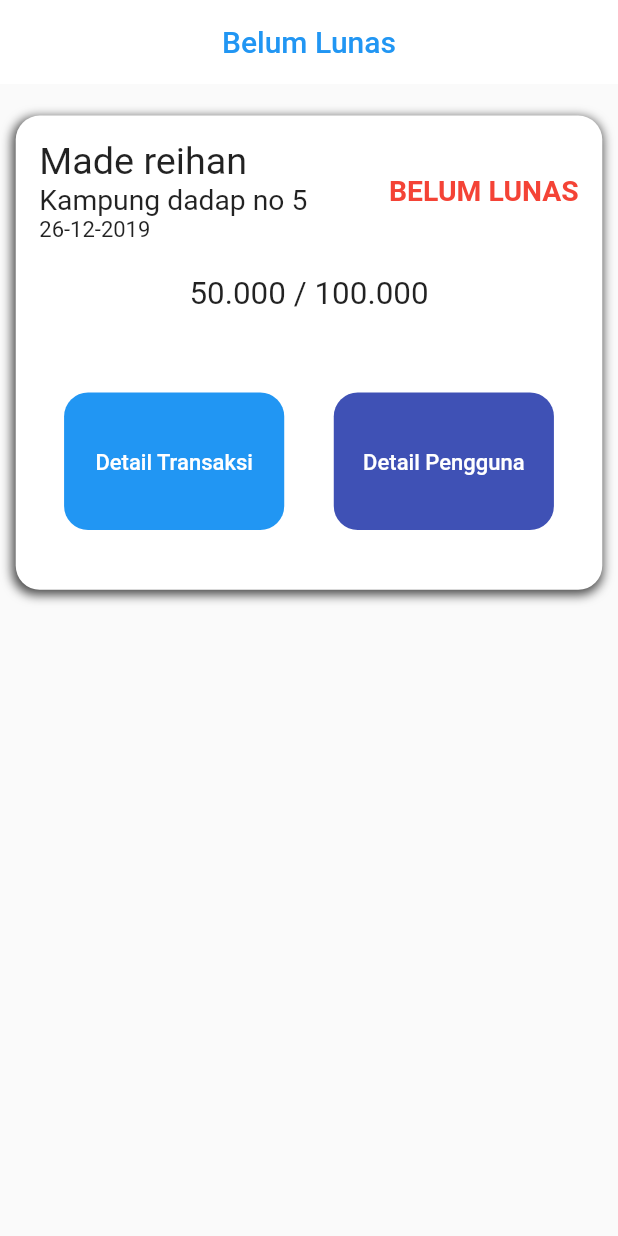
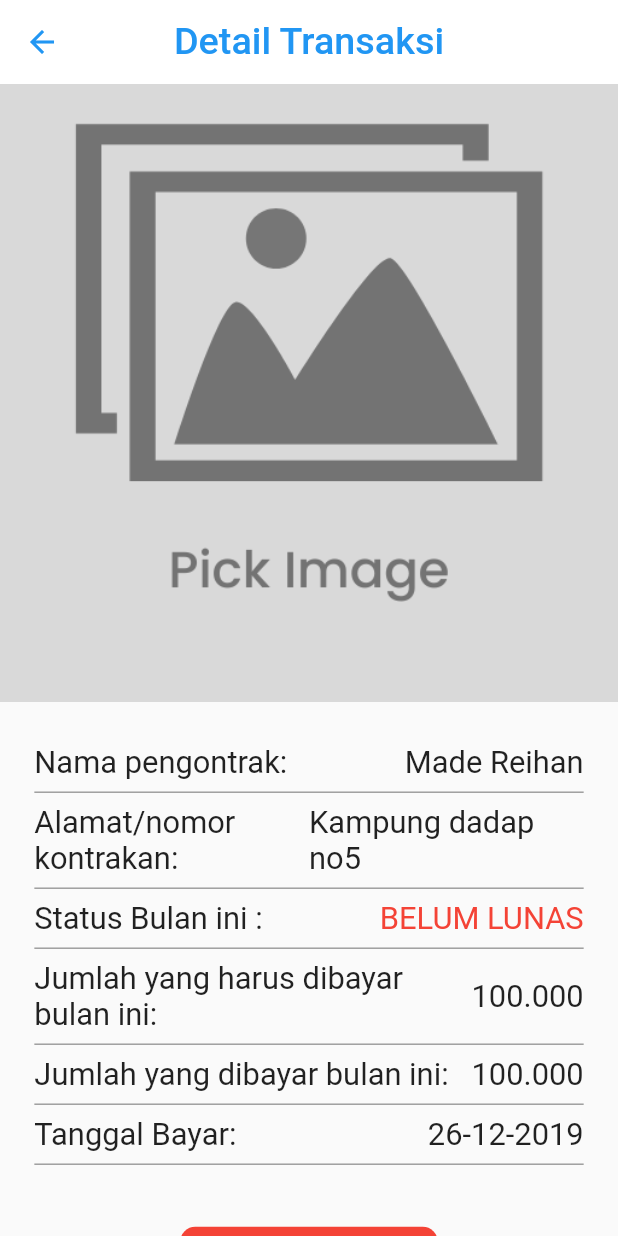
Before and after one commit to Madeean/MadeeKan, a Flutter app: the BelumLunasPage screen opened directly, after a tap on "Detail Transaksi", on a phone screen of 412 x 824 dp. Run offline on Flutter 3.47's test engine with Material 2 defaults, Android fonts, the phone set to English and light mode, and no system bars; our stand-ins replace bloc, equatable, flutter_bloc, flutter_screenutil, fluttertoast, image_picker and 1 more.

Commit message:
responsive ui, detail transaksi

```diff
--- /dev/null
+++ b/lib/Home/detail_transaksi_page.dart
@@ -0,0 +1,277 @@
+import 'package:flutter/material.dart';
+import 'package:flutter_screenutil/flutter_screenutil.dart';
+
+class DetailTransaksi extends StatefulWidget {
+  const DetailTransaksi({Key? key}) : super(key: key);
+
+  @override
+  State<DetailTransaksi> createState() => _DetailTransaksiState();
+}
+
+class _DetailTransaksiState extends State<DetailTransaksi> {
+  String isLunas = "BELUM LUNAS";
+
+  Widget GambarBukti() {
+    return Container(
+      width: double.infinity,
+      child: Center(
+        child: AspectRatio(
+          aspectRatio: 1 / 1,
+          child: Container(
+            decoration: BoxDecoration(
+              image: DecorationImage(
+                fit: BoxFit.cover,
+                image: AssetImage('assets/PickImage.png'),
+              ),
+            ),
+          ),
+        ),
+      ),
+    );
+  }
+
+  Widget Data() {
+    return Container(
+      width: double.infinity,
+      margin: EdgeInsets.only(left: 20.w, right: 20.w, top: 25.h),
+      child: Column(
+        children: [
+          Row(
+            mainAxisAlignment: MainAxisAlignment.spaceBetween,
+            children: [
+              Text(
+                'Nama pengontrak: ',
+                style: TextStyle(
+                  fontSize: 18.sp,
+                ),
+              ),
+              Text(
+                'Made Reihan',
+                style: TextStyle(
+                  fontSize: 18.sp,
+                ),
+              ),
+            ],
+          ),
+          Divider(
+            color: Colors.grey,
+            thickness: 1,
+          ),
+          Row(
+            mainAxisAlignment: MainAxisAlignment.spaceBetween,
+            children: [
+              Expanded(
+                child: Text(
+                  'Alamat/nomor kontrakan: ',
+                  style: TextStyle(
+                    fontSize: 18.sp,
+                  ),
+                ),
+              ),
+              Expanded(
+                child: Text(
+                  'Kampung dadap no5',
+                  style: TextStyle(
+                    fontSize: 18.sp,
+                  ),
+                ),
+              ),
+            ],
+          ),
+          Divider(
+            color: Colors.grey,
+            thickness: 1,
+          ),
+          Row(
+            mainAxisAlignment: MainAxisAlignment.spaceBetween,
+            children: [
+              Text(
+                'Status Bulan ini : ',
+                style: TextStyle(
+                  fontSize: 18.sp,
+                ),
+              ),
+              Text(
+                'BELUM LUNAS',
+                style: TextStyle(
+                  fontSize: 18.sp,
+                  color: isLunas == "LUNAS" ? Colors.blue : Colors.red,
+                ),
+              ),
+            ],
+          ),
+          Divider(
+            color: Colors.grey,
+            thickness: 1,
+          ),
+          Row(
+            mainAxisAlignment: MainAxisAlignment.spaceBetween,
+            children: [
+              Expanded(
+                child: Text(
+                  'Jumlah yang harus dibayar bulan ini: ',
+                  style: TextStyle(
+                    fontSize: 18.sp,
+                  ),
+                ),
+              ),
+              Text(
+                '100.000',
+                style: TextStyle(
+                  fontSize: 18.sp,
+                ),
+              ),
+            ],
+          ),
+          Divider(
+            color: Colors.grey,
+            thickness: 1,
+          ),
+          Row(
+            mainAxisAlignment: MainAxisAlignment.spaceBetween,
+            children: [
+              Expanded(
+                child: Text(
+                  'Jumlah yang dibayar bulan ini: ',
+                  style: TextStyle(
+                    fontSize: 18.sp,
+                  ),
+                ),
+              ),
+              Text(
+                '100.000',
+                style: TextStyle(
+                  fontSize: 18.sp,
+                ),
+              ),
+            ],
+          ),
+          Divider(
+            color: Colors.grey,
+            thickness: 1,
+          ),
+          Row(
+            mainAxisAlignment: MainAxisAlignment.spaceBetween,
+            children: [
+              Text(
+                'Tanggal Bayar: ',
+                style: TextStyle(
+                  fontSize: 18.sp,
+                ),
+              ),
+              Text(
+                '26-12-2019',
+                style: TextStyle(
+                  fontSize: 18.sp,
+                ),
+              ),
+            ],
+          ),
+          Divider(
+            color: Colors.grey,
+            thickness: 1,
+          ),
+        ],
+      ),
+    );
+  }
+
+  Yakin(parentContext) {
+    return showDialog(
+      context: parentContext,
+      builder: (context) {
+        return SimpleDialog(
+          title: Text.rich(
+            TextSpan(text: "Yakin ingin melunaskan  bulan ini?", children: [
+              TextSpan(
+                style: TextStyle(fontWeight: FontWeight.normal),
+                text:
+                    "\nPastikan uang yang dibayarkan sudah lunas untuk bulan ini, jika tidak yakin bisa tekan tombol batal.",
+              ),
+            ]),
+          ),
+          children: [
+            SimpleDialogOption(
+              child: Text(
+                'YA',
+                style: TextStyle(
+                  fontSize: 18.sp,
+                  fontWeight: FontWeight.bold,
+                ),
+              ),
+              onPressed: () {
+                print("melunaskan");
+              },
+            ),
+            SimpleDialogOption(
+              child: Text(
+                'BATAL',
+                style: TextStyle(
+                  color: Colors.red,
+                  fontSize: 18.sp,
+                  fontWeight: FontWeight.bold,
+                ),
+              ),
+              onPressed: () {
+                Navigator.pop(context);
+              },
+            ),
+          ],
+        );
+      },
+    );
+  }
+
+  Widget BtnLunas() {
+    return isLunas == "LUNAS"
+        ? SizedBox()
+        : Container(
+            width: 150.w,
+            height: 70.h,
+            margin: EdgeInsets.only(top: 30.h, bottom: 30.h),
+            decoration: BoxDecoration(
+              color: Colors.red,
+              borderRadius: BorderRadius.circular(10),
+            ),
+            child: TextButton(
+              onPressed: () {
+                Yakin(context);
+              },
+              child: Text(
+                'LUNAS ?',
+                style: TextStyle(
+                  color: Colors.white,
+                  fontSize: 18.sp,
+                  fontWeight: FontWeight.bold,
+                ),
+              ),
+            ),
+          );
+  }
+
+  @override
+  Widget build(BuildContext context) {
+    return Scaffold(
+      appBar: AppBar(
+        centerTitle: true,
+        title: Text(
+          'Detail Transaksi',
+          style: TextStyle(color: Colors.blue, fontSize: 22.sp),
+        ),
+        elevation: 0,
+        automaticallyImplyLeading: true,
+        backgroundColor: Colors.white,
+        foregroundColor: Colors.blue,
+      ),
+      body: ListView(children: [
+        Column(
+          children: [
+            GambarBukti(),
+            Data(),
+            BtnLunas(),
+          ],
+        )
+      ]),
+    );
+  }
+}
--- a/lib/Widgets/custom_card_belum_lunas.dart
+++ b/lib/Widgets/custom_card_belum_lunas.dart
@@ -1,5 +1,7 @@
 import 'package:flutter/material.dart';
 import 'package:flutter_screenutil/flutter_screenutil.dart';
+
+import '../Home/detail_transaksi_page.dart';
 
 class CustomCardBelumLunas extends StatelessWidget {
   final String nama;
@@ -23,7 +25,7 @@ class CustomCardBelumLunas extends StatelessWidget {
     return Container(
       margin: EdgeInsets.only(top: 20.h, left: 10.w, right: 10.w),
       width: double.infinity,
-      height: 300.h,
+      height: 350.h,
       decoration: BoxDecoration(
         color: Colors.white,
         borderRadius: BorderRadius.circular(16),
@@ -91,42 +93,51 @@ class CustomCardBelumLunas extends StatelessWidget {
             ),
           ),
           Padding(
-            padding: EdgeInsets.only(top: 50.h),
+            padding: EdgeInsets.only(top: 30.h),
             child: Row(
               mainAxisAlignment: MainAxisAlignment.spaceAround,
               children: [
                 Container(
                   width: 140.w,
-                  height: 87.h,
+                  height: 67.h,
                   decoration: BoxDecoration(
                     color: Colors.blue,
                     borderRadius: BorderRadius.circular(16),
                   ),
                   child: TextButton(
-                    onPressed: () {},
+                    onPressed: () {
+                      Navigator.push(
+                          context,
+                          MaterialPageRoute(
+                              builder: (context) => DetailTransaksi()));
+                    },
+                    child: Expanded(
                       child: Text(
                         'Detail Transaksi',
                         style: TextStyle(
                           color: Colors.white,
-                        fontSize: 14.sp,
+                          fontSize: 10.sp,
+                        ),
                       ),
                     ),
                   ),
                 ),
                 Container(
                   width: 140.w,
-                  height: 87.h,
+                  height: 67.h,
                   decoration: BoxDecoration(
                     color: Colors.indigo,
                     borderRadius: BorderRadius.circular(16),
                   ),
                   child: TextButton(
                     onPressed: () {},
+                    child: Expanded(
                       child: Text(
                         'Detail Pengguna',
                         style: TextStyle(
-                        fontSize: 14.sp,
+                          fontSize: 10.sp,
                           color: Colors.white,
+                        ),
                       ),
                     ),
                   ),
--- a/lib/main.dart
+++ b/lib/main.dart
@@ -23,7 +23,8 @@ class MyApp extends StatelessWidget {
         ),
       ],
       child: ScreenUtilInit(
-        designSize: const Size(393, 782),
+        // designSize: const Size(393, 782),
+        designSize: const Size(360, 732),
         builder: (context, child) => MaterialApp(
           debugShowCheckedModeBanner: false,
           home: LoginPage(),
```
Also changed, not shown: lib/Home/add_pembayaran.dart (+6 -15 lines), lib/Home/list_orang_ngontrak.dart (+7 -1 lines), lib/Home/tambah_orang_ngontrak.dart (added, +373 -0 lines), lib/Widgets/custom_card_home.dart (+12 -6 lines). Lines whose indentation alone changed are shown as unchanged.
